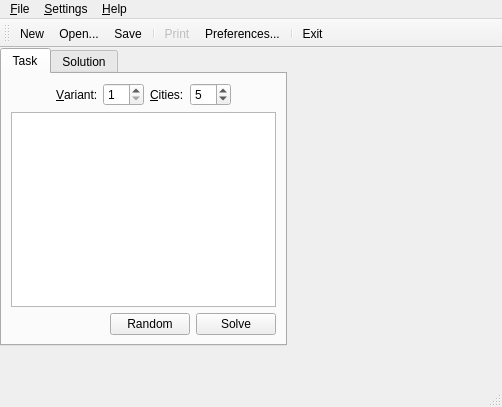
Before: the Qt Designer form ui/mainwindow.ui in leppa/tspsg, drawn with Qt 5.
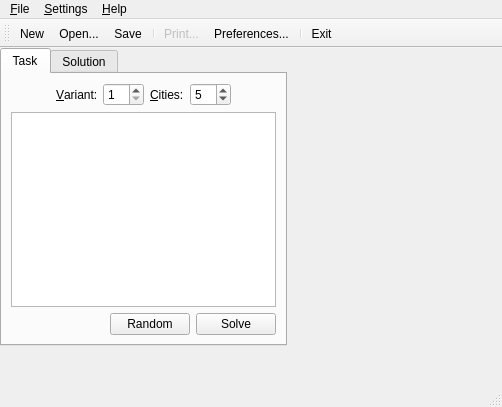
After: the same form once the commit is applied. Icons and pictures are not drawn.

What changed in the file:
```diff
--- a/ui/mainwindow.ui
+++ b/ui/mainwindow.ui
@@ -387,6 +387,12 @@
    <property name="text">
     <string>&amp;Print...</string>
    </property>
+   <property name="iconText">
+    <string>Print...</string>
+   </property>
+   <property name="toolTip">
+    <string>Print solution</string>
+   </property>
    <property name="statusTip">
     <string>Print solution results</string>
    </property>
```
Left out of the diff: 20 changed lines with no effect on the pictures.
